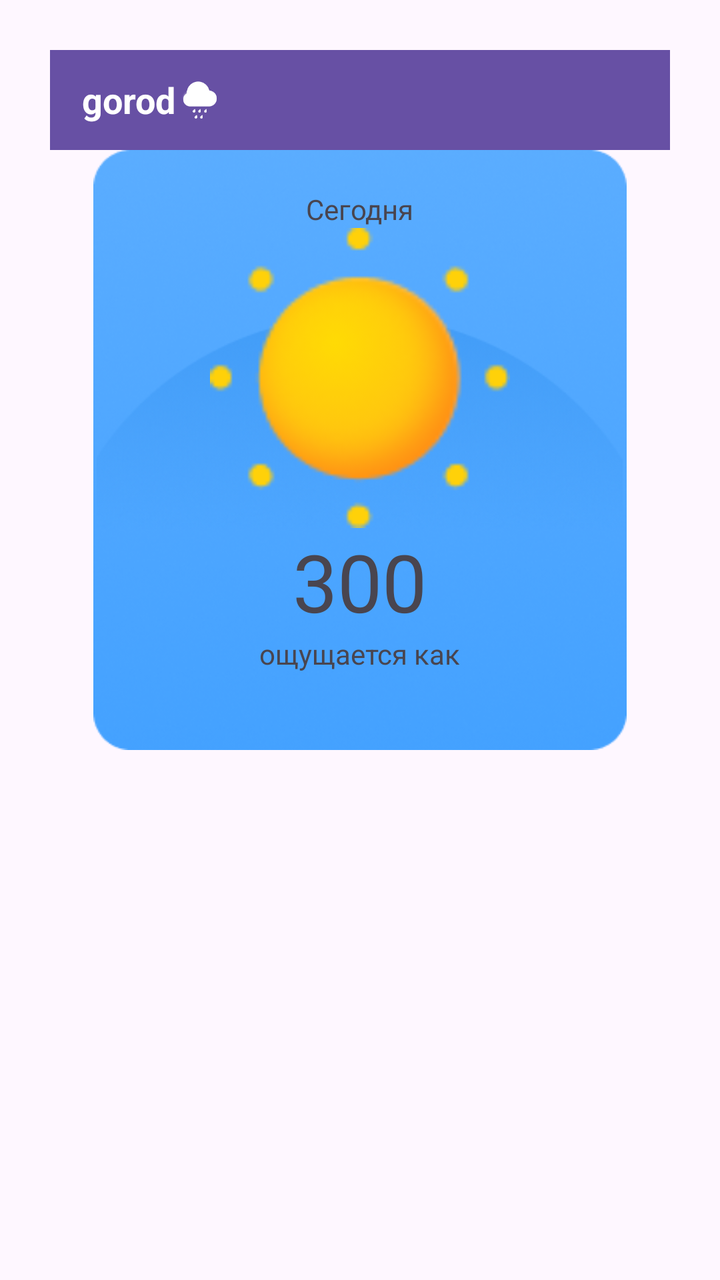
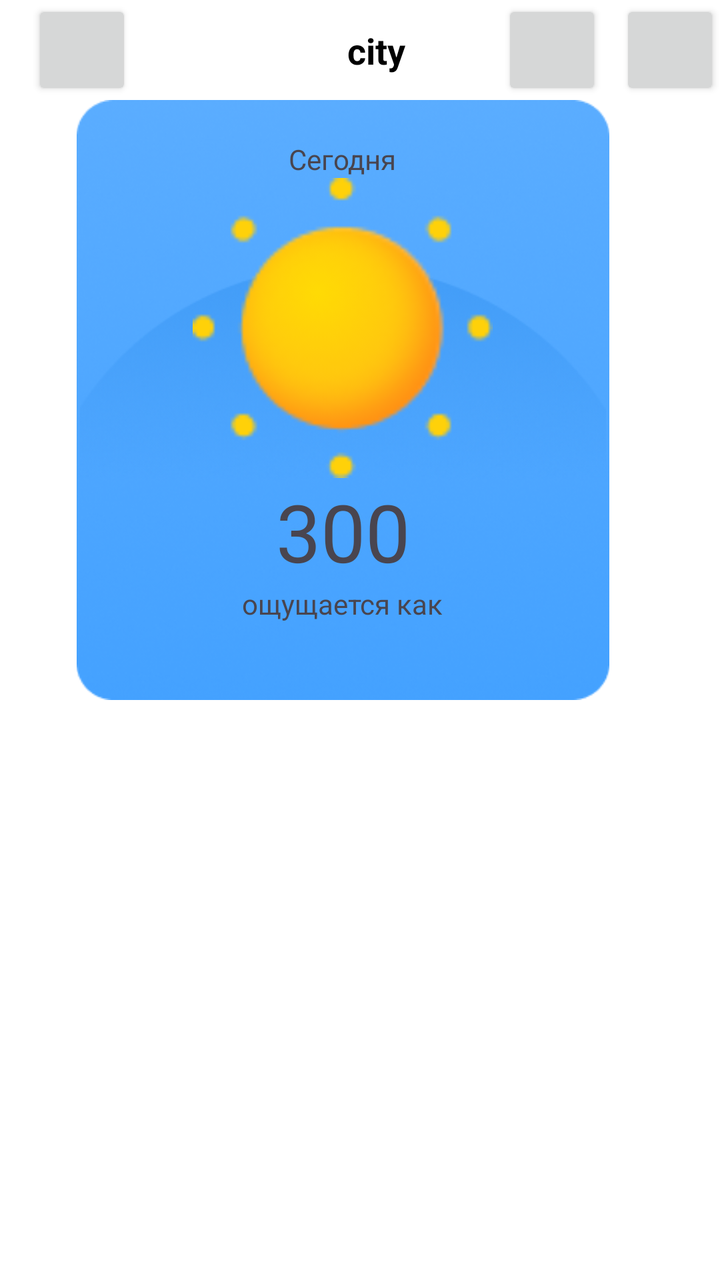

An Android layout rendered at two revisions. The XML below is the earlier revision; the diff shows what the commit changed to produce the second picture.
<!-- AndroidManifest.xml: application theme Theme.Weather -->
<!-- res/layout/activity_main.xml -->
<?xml version="1.0" encoding="utf-8"?>
<RelativeLayout xmlns:android="http://schemas.android.com/apk/res/android"
    xmlns:app="http://schemas.android.com/apk/res-auto"
    xmlns:tools="http://schemas.android.com/tools"
    android:id="@+id/main"
    android:layout_width="match_parent"
    android:layout_height="match_parent"
    android:padding="25dp"
    tools:context=".MainActivity">

    <com.google.android.material.appbar.AppBarLayout
        android:id="@+id/appbar"
        android:layout_width="match_parent"
        android:layout_height="50dp"
        app:layout_constraintEnd_toEndOf="parent"
        app:layout_constraintStart_toStartOf="parent"
        app:layout_constraintTop_toTopOf="parent">

        <androidx.appcompat.widget.Toolbar
            android:id="@+id/toolbar"
            android:layout_width="match_parent"
            android:layout_height="wrap_content"
            android:background="?attr/colorPrimary"
            android:minHeight="?attr/actionBarSize"
            android:theme="?attr/actionBarTheme"
            tools:layout_editor_absoluteX="0dp"
            tools:layout_editor_absoluteY="0dp" >
            <TextView
                android:id="@+id/textView2"
                android:layout_width="wrap_content"
                android:layout_height="wrap_content"

                android:text="gorod"
                android:textColor="#ffff"
                android:textSize="18sp"
                android:textStyle="bold"
                app:layout_constraintBottom_toBottomOf="parent"
                app:layout_constraintEnd_toEndOf="@+id/toolbar"
                app:layout_constraintTop_toTopOf="parent" />

            <ImageView
                android:id="@+id/imageView2"
                android:layout_width="24dp"
                android:layout_height="24dp"
                android:layout_marginEnd="9dp"
                app:layout_constraintBottom_toBottomOf="parent"
                app:layout_constraintEnd_toStartOf="@+id/textView2"
                app:layout_constraintTop_toTopOf="parent"
                app:srcCompat="@drawable/rain"
                app:tint="@color/white" />
        </androidx.appcompat.widget.Toolbar>>

    </com.google.android.material.appbar.AppBarLayout>
    <FrameLayout
        android:id="@+id/frame_layout"
        android:layout_width="wrap_content"
        android:layout_height="300dp"
        android:layout_below="@id/appbar"
        >

        <ImageView
            android:id="@+id/background"
            android:layout_width="wrap_content"
            android:layout_height="wrap_content"
            android:src="@drawable/day_background" />

        <ImageView
            android:id="@+id/gradient"
            android:layout_width="263dp"
            android:layout_height="138dp"
            android:layout_gravity="center"
            android:src="@drawable/day_gradient" />

        <LinearLayout
            android:layout_width="match_parent"
            android:layout_height="match_parent"
            android:orientation="vertical"
            android:padding="20dp"
            >

            <TextView
                android:id="@+id/current_date"
                android:layout_width="wrap_content"
                android:layout_height="wrap_content"
                android:layout_gravity="center_horizontal"
                android:text="Сегодня" />
            <ImageView
                android:id="@+id/weather"
                android:layout_width="150dp"
                android:layout_height="150dp"
                android:layout_gravity="center_horizontal"
                android:src="@drawable/clear"
                />
            <TextView
                android:id="@+id/current_temperature"
                android:layout_width="wrap_content"
                android:layout_height="wrap_content"
                android:layout_gravity="center_horizontal"
                android:text="300"
                android:textSize="40dp"/>
            <TextView
                android:id="@+id/current_weather"
                android:layout_width="wrap_content"
                android:layout_height="wrap_content"
                android:layout_gravity="center_horizontal"
                android:text="ощущается как"/>
        </LinearLayout>

    </FrameLayout>

    <androidx.recyclerview.widget.RecyclerView
        android:id="@+id/days"
        android:layout_width="wrap_content"
        android:layout_height="wrap_content"
        android:layout_marginTop="20dp"
        android:layout_below="@id/frame_layout"
        android:orientation="vertical"/>

</RelativeLayout>
<!-- resources referenced by this layout -->
<resources>
  <color name="white">#FFFFFFFF</color>
  <!-- drawable clear: png bitmap (drawable, 3764 bytes) -->
  <!-- drawable day_background: png bitmap (drawable, 74650 bytes) -->
  <!-- drawable day_gradient: png bitmap (drawable, 33664 bytes) -->
  <!-- drawable rain: png bitmap (drawable, 6540 bytes) -->
  <style name="Theme.Weather" parent="Base.Theme.Weather" />
  <style name="Base.Theme.Weather" parent="Theme.Material3.DayNight.NoActionBar">
          
          
      </style>
</resources>

<!-- the commit's change to res/layout/activity_main.xml (unified diff, before → after) -->
@@ -5,7 +5,7 @@
     android:id="@+id/main"
     android:layout_width="match_parent"
     android:layout_height="match_parent"
-    android:padding="25dp"
+    android:background="#fff"
     tools:context=".MainActivity">
 
     <com.google.android.material.appbar.AppBarLayout
@@ -20,35 +20,56 @@
             android:id="@+id/toolbar"
             android:layout_width="match_parent"
             android:layout_height="wrap_content"
-            android:background="?attr/colorPrimary"
-            android:minHeight="?attr/actionBarSize"
-            android:theme="?attr/actionBarTheme"
-            tools:layout_editor_absoluteX="0dp"
-            tools:layout_editor_absoluteY="0dp" >
-            <TextView
-                android:id="@+id/textView2"
-                android:layout_width="wrap_content"
-                android:layout_height="wrap_content"
+            android:background="#fff"
+            android:colorPrimary="#fff" >
+            <androidx.constraintlayout.widget.ConstraintLayout
+                android:layout_width="match_parent"
+                android:layout_height="match_parent"
+                >
 
-                android:text="gorod"
-                android:textColor="#ffff"
-                android:textSize="18sp"
-                android:textStyle="bold"
-                app:layout_constraintBottom_toBottomOf="parent"
-                app:layout_constraintEnd_toEndOf="@+id/toolbar"
-                app:layout_constraintTop_toTopOf="parent" />
+                <Button
+                    android:id="@+id/map_button"
+                    android:layout_width="50dp"
+                    android:layout_height="50dp"
+                    app:layout_constraintStart_toStartOf="parent"
+                    app:layout_constraintTop_toTopOf="parent"
+                    app:layout_constraintBottom_toBottomOf="parent"
+                    app:tint="@color/white" />
 
-            <ImageView
-                android:id="@+id/imageView2"
-                android:layout_width="24dp"
-                android:layout_height="24dp"
-                android:layout_marginEnd="9dp"
-                app:layout_constraintBottom_toBottomOf="parent"
-                app:layout_constraintEnd_toStartOf="@+id/textView2"
-                app:layout_constraintTop_toTopOf="parent"
-                app:srcCompat="@drawable/rain"
-                app:tint="@color/white" />
-        </androidx.appcompat.widget.Toolbar>>
+                <TextView
+                    android:id="@+id/city"
+                    android:layout_width="wrap_content"
+                    android:layout_height="wrap_content"
+                    android:text="city"
+                    android:textColor="#000"
+                    android:textSize="18sp"
+                    android:textStyle="bold"
+                    app:layout_constraintTop_toTopOf="parent"
+                    app:layout_constraintBottom_toBottomOf="parent"
+                    app:layout_constraintStart_toStartOf="parent"
+                    app:layout_constraintEnd_toEndOf="parent" />
+
+                <Button
+                    android:id="@+id/theme_button"
+                    android:layout_width="50dp"
+                    android:layout_height="50dp"
+                    android:layout_marginEnd="9dp"
+                    app:layout_constraintTop_toTopOf="parent"
+                    app:layout_constraintBottom_toBottomOf="parent"
+                    app:layout_constraintEnd_toStartOf="@+id/cities_button"
+                    app:tint="@color/white" />
+
+                <Button
+                    android:id="@+id/cities_button"
+                    android:layout_width="50dp"
+                    android:layout_height="50dp"
+                    app:layout_constraintTop_toTopOf="parent"
+                    app:layout_constraintBottom_toBottomOf="parent"
+                    app:layout_constraintEnd_toEndOf="parent"
+                    app:tint="@color/white" />
+
+            </androidx.constraintlayout.widget.ConstraintLayout>
+        </androidx.appcompat.widget.Toolbar>
 
     </com.google.android.material.appbar.AppBarLayout>
     <FrameLayout
<!-- resource entries referenced after the edit -->
@@ -4,7 +4,6 @@
   <!-- drawable clear: png bitmap (drawable, 3764 bytes) -->
   <!-- drawable day_background: png bitmap (drawable, 74650 bytes) -->
   <!-- drawable day_gradient: png bitmap (drawable, 33664 bytes) -->
-  <!-- drawable rain: png bitmap (drawable, 6540 bytes) -->
   <style name="Theme.Weather" parent="Base.Theme.Weather" />
   <style name="Base.Theme.Weather" parent="Theme.Material3.DayNight.NoActionBar">
           
